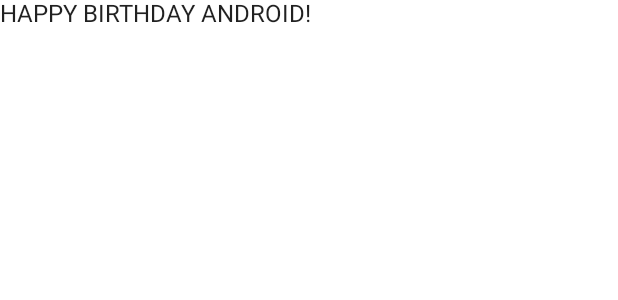
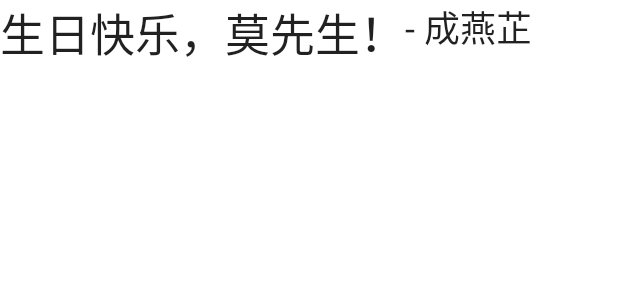
Before and after one commit to patriciamolnar/learning-android, an Android app built with Jetpack Compose: the @Preview function BirthdayCardPreview, on a phone screen of 412 x 824 dp. Shown: the top 300 px of the screen. Run offline under Robolectric (Android 15) with nearby library versions, the phone set to English and light mode, and no system bars.

Commit message:
[birthdayGreeting] - displaying text elements in a row

```diff
--- a/HappyBirthday/app/src/main/java/com/patriciamolnar/happybirthday/MainActivity.kt
+++ b/HappyBirthday/app/src/main/java/com/patriciamolnar/happybirthday/MainActivity.kt
@@ -3,6 +3,7 @@ package com.patriciamolnar.happybirthday
 import android.os.Bundle
 import androidx.activity.ComponentActivity
 import androidx.activity.compose.setContent
+import androidx.compose.foundation.layout.Row
 import androidx.compose.foundation.layout.fillMaxSize
 import androidx.compose.material.MaterialTheme
 import androidx.compose.material.Surface
@@ -10,6 +11,7 @@ import androidx.compose.material.Text
 import androidx.compose.runtime.Composable
 import androidx.compose.ui.Modifier
 import androidx.compose.ui.tooling.preview.Preview
+import androidx.compose.ui.unit.sp
 import com.patriciamolnar.happybirthday.ui.theme.HappyBirthdayTheme
 
 class MainActivity : ComponentActivity() {
@@ -30,16 +32,23 @@ class MainActivity : ComponentActivity() {
 }
 
 @Composable
-fun BirthdayGreetingWithText(message: String, modifier: Modifier = Modifier) {
-    Text(
-        text = message
-    )
+fun BirthdayGreetingWithText(message: String, from: String, modifier: Modifier = Modifier) {
+    Row {
+        Text(
+            text = message,
+            fontSize = 30.sp
+        )
+        Text(
+            text = from,
+            fontSize = 24.sp
+        )
+    }
 }
 
 @Preview(showBackground = true, name = "GreetingCardPreview", showSystemUi = true)
 @Composable
 fun BirthdayCardPreview() {
     HappyBirthdayTheme {
-        BirthdayGreetingWithText("HAPPY BIRTHDAY ANDROID!")
+        BirthdayGreetingWithText("生日快乐，莫先生！", "- 成燕芷")
     }
 }
```
